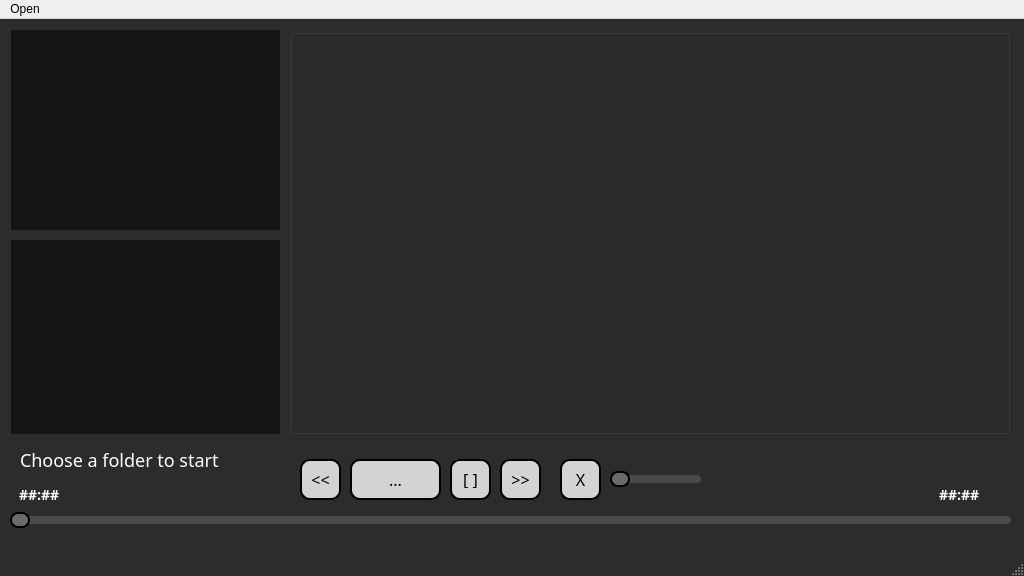
The window that music-player-qt/mainwindow.ui (juangonzalez22/music-player-qt) describes before a commit, drawn with Qt 5.
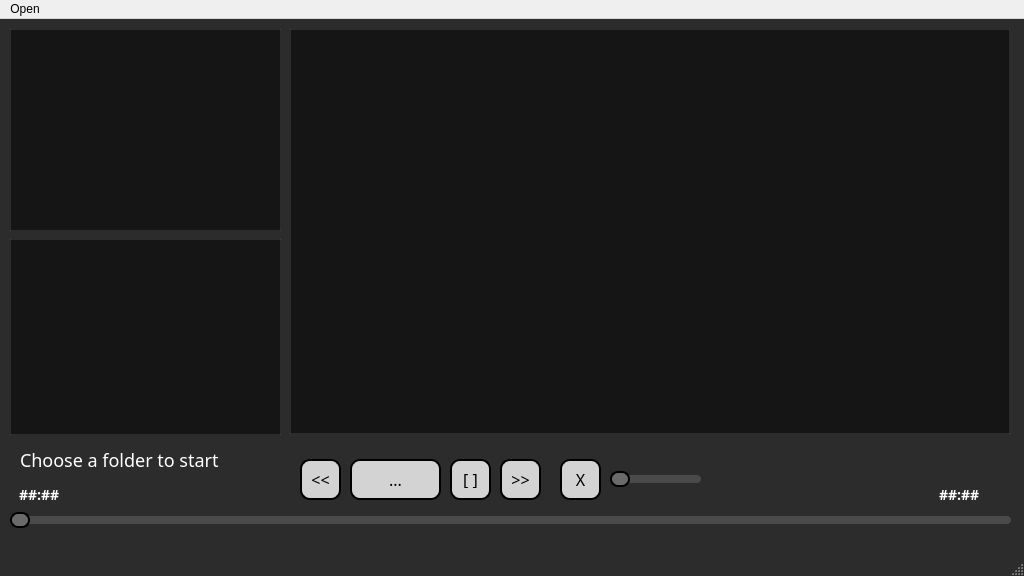
The same window after the commit.

```diff
--- a/music-player-qt/mainwindow.ui
+++ b/music-player-qt/mainwindow.ui
@@ -560,6 +560,32 @@
       <height>405</height>
      </rect>
     </property>
+    <property name="styleSheet">
+     <string notr="true">QGroupBox {
+    background-color: rgba(20, 20, 20, 0.95);   /* Fondo oscuro */
+    border: 1px solid rgba(255, 255, 255, 0.1); /* Borde sutil */
+    padding: 10px;                              /* Espaciado interno del grupo */
+    color: #D0D0D0;                            /* Color del texto */
+}
+
+QGroupBox::title {
+    background-color: transparent;              /* Fondo transparente para el título */
+    color: #D0D0D0;                            /* Color del texto del título */
+    padding: 5px;                              /* Espaciado del título */
+}
+
+QGroupBox::indicator {
+    background-color: rgba(35, 35, 35, 0.8);    /* Fondo de los indicadores (como checkboxes o radio buttons) */
+    border: 1px solid rgba(255, 255, 255, 0.08); /* Borde sutil para los indicadores */
+    padding: 4px;                              /* Espaciado interno para indicadores */
+}
+
+QGroupBox::indicator:checked {
+    background-color: rgba(100, 149, 237, 0.4); /* Fondo al estar chequeado (ej. checkbox) */
+    border: 1px solid rgba(255, 255, 255, 0.1); /* Borde más marcado para el estado chequeado */
+}
+</string>
+    </property>
     <property name="title">
      <string/>
     </property>
```
